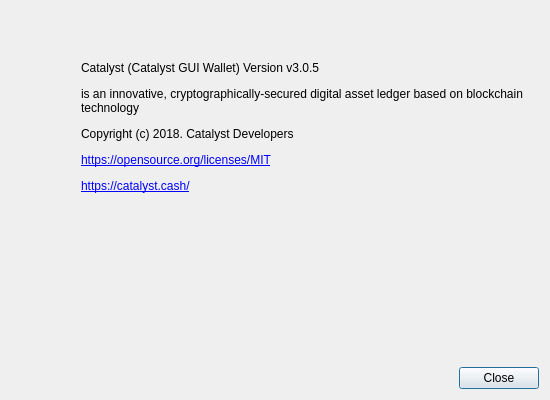
Old version of the form src/gui/ui/aboutdialog.ui in the repository mygirl8893/CatalystGUI-Evo-3.0.4.
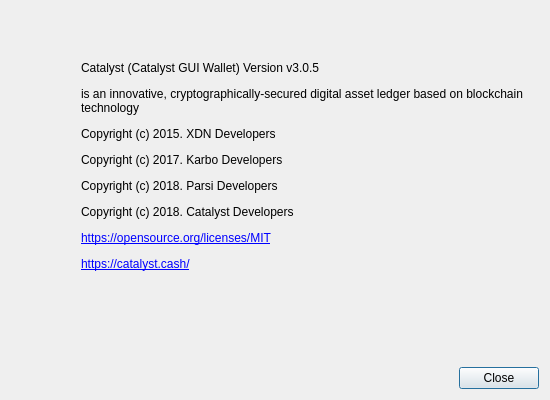
New version of the form. Icons and pictures are not drawn.

Commit message: date when taken or see

Diff of the .ui file:
```diff
--- a/src/gui/ui/aboutdialog.ui
+++ b/src/gui/ui/aboutdialog.ui
@@ -98,7 +98,7 @@
         </size>
        </property>
        <property name="text">
-		<string>&lt;html&gt;&lt;head/&gt;&lt;body&gt;&lt;p&gt;Catalyst (Catalyst GUI Wallet) Version v3.0.5&lt;/p&gt;&lt;p&gt;is an innovative, cryptographically-secured digital asset ledger based on blockchain technology&lt;/p&gt;&lt;p&gt;Copyright (c) 2018. Catalyst Developers&lt;/p&gt;&lt;p&gt;&lt;a href=&quot;https://opensource.org/licenses/MIT&quot;&gt;&lt;span style=&quot; text-decoration: underline; color:#0000ff;&quot;&gt;https://opensource.org/licenses/MIT&lt;/span&gt;&lt;/a&gt;&lt;/p&gt;&lt;p&gt;&lt;a href=&quot;Https://catalyst.cash/&quot;&gt;&lt;span style=&quot; text-decoration: underline; color:#0000ff;&quot;&gt;https://catalyst.cash/&lt;/span&gt;&lt;/a&gt;&lt;/p&gt;&lt;/body&gt;&lt;/html&gt;</string>       </property>
+		<string>&lt;html&gt;&lt;head/&gt;&lt;body&gt;&lt;p&gt;Catalyst (Catalyst GUI Wallet) Version v3.0.5&lt;/p&gt;&lt;p&gt;is an innovative, cryptographically-secured digital asset ledger based on blockchain technology&lt;/p&gt;&lt;p&gt;Copyright (c) 2015. XDN Developers&lt;/p&gt;&lt;p&gt;Copyright (c) 2017. Karbo Developers&lt;/p&gt;&lt;p&gt;Copyright (c) 2018. Parsi Developers&lt;/p&gt;&lt;p&gt;Copyright (c) 2018. Catalyst Developers&lt;/p&gt;&lt;p&gt;&lt;a href=&quot;https://opensource.org/licenses/MIT&quot;&gt;&lt;span style=&quot; text-decoration: underline; color:#0000ff;&quot;&gt;https://opensource.org/licenses/MIT&lt;/span&gt;&lt;/a&gt;&lt;/p&gt;&lt;p&gt;&lt;a href=&quot;Https://catalyst.cash/&quot;&gt;&lt;span style=&quot; text-decoration: underline; color:#0000ff;&quot;&gt;https://catalyst.cash/&lt;/span&gt;&lt;/a&gt;&lt;/p&gt;&lt;/body&gt;&lt;/html&gt;</string>       </property>
        <property name="textFormat">
         <enum>Qt::RichText</enum>
        </property>
```
